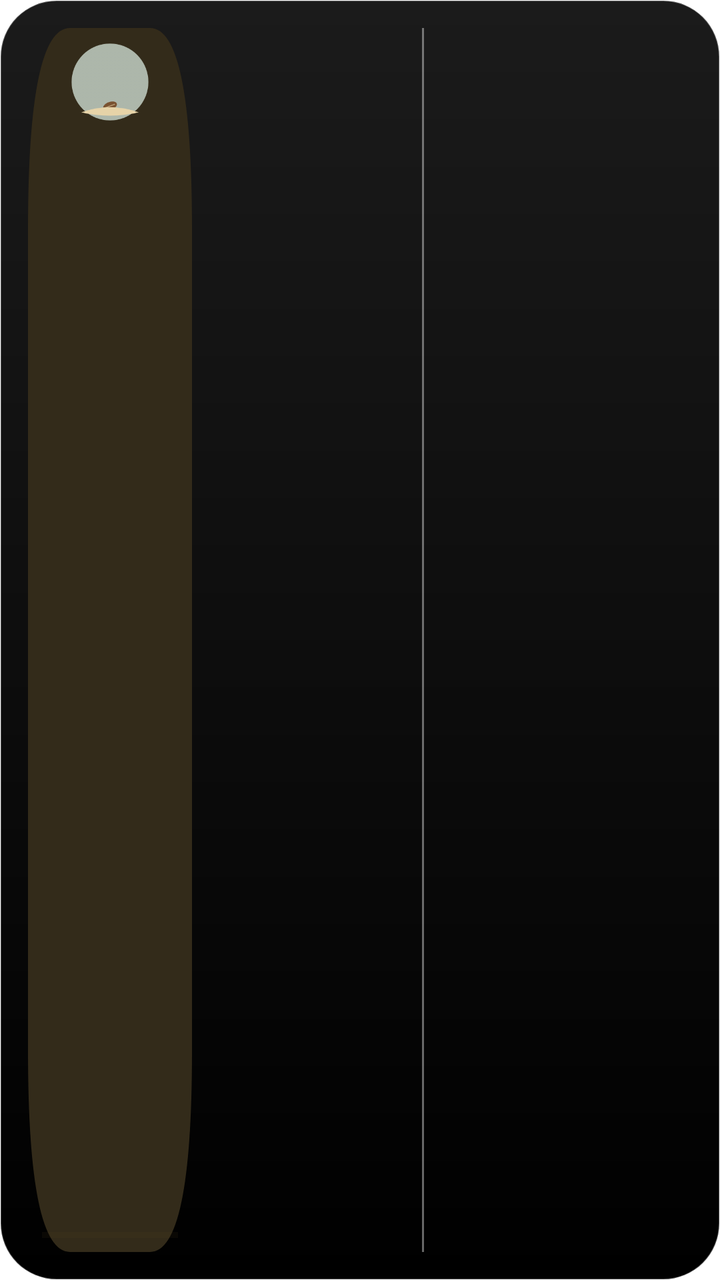
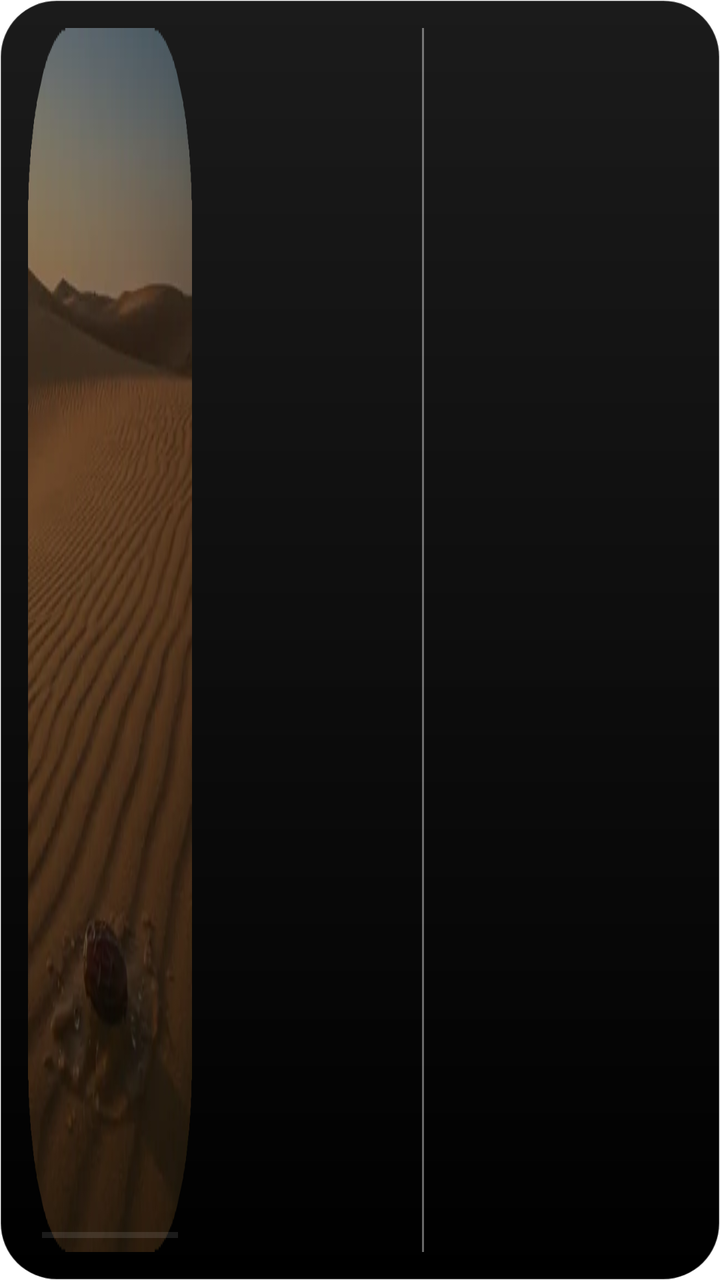

Screens rendered from an Android XML layout before and after an edit, with the pre-edit source and the edit as a unified diff.
<!-- AndroidManifest.xml: fallback theme Theme.MaterialComponents.DayNight.NoActionBar -->
<!-- res/layout/reading_plan_widget.xml -->
<?xml version="1.0" encoding="utf-8"?>
<FrameLayout xmlns:android="http://schemas.android.com/apk/res/android" android:id="@+id/plan_widget_root" android:layout_width="match_parent" android:layout_height="match_parent" android:background="@drawable/prayer_widget_background" android:padding="14dp">
 <LinearLayout android:id="@+id/plan_content" android:layout_width="match_parent" android:layout_height="match_parent" android:orientation="horizontal" android:baselineAligned="false">
  <LinearLayout android:layout_width="0dp" android:layout_weight="27" android:layout_height="match_parent" android:orientation="vertical" android:gravity="center" android:background="@drawable/reading_plan_book" android:padding="7dp">
   <ImageView android:id="@+id/plan_palm" android:layout_width="40dp" android:layout_height="40dp" android:src="@drawable/reading_plan_palm_0" android:scaleType="fitCenter" />
   <TextView android:id="@+id/plan_achieved" android:layout_width="match_parent" android:layout_height="0dp" android:textColor="#FFFFFF" android:textSize="48sp" android:gravity="center" android:maxLines="1" android:includeFontPadding="false" android:autoSizeTextType="uniform" android:autoSizeMinTextSize="10sp" android:autoSizeMaxTextSize="48sp" android:autoSizeStepGranularity="1sp" android:layout_weight="1" android:fontFamily="sans-serif-light" android:fontFeatureSettings="tnum"/>
   <TextView android:id="@+id/plan_target" android:layout_width="match_parent" android:layout_height="wrap_content" android:textColor="#FFFFFF" android:textSize="17sp" android:gravity="center" android:maxLines="1" android:includeFontPadding="false" android:autoSizeTextType="uniform" android:autoSizeMinTextSize="10sp" android:autoSizeMaxTextSize="17sp" android:autoSizeStepGranularity="1sp" android:layoutDirection="ltr" android:textDirection="ltr"/>
   <TextView android:id="@+id/plan_unit" android:layout_width="match_parent" android:layout_height="wrap_content" android:textColor="#FFFFFF" android:textSize="11sp" android:gravity="center" android:maxLines="1" android:includeFontPadding="false" android:autoSizeTextType="uniform" android:autoSizeMinTextSize="10sp" android:autoSizeMaxTextSize="11sp" android:autoSizeStepGranularity="1sp" android:layout_marginTop="3dp"/>
   <ProgressBar android:id="@+id/plan_progress" style="?android:attr/progressBarStyleHorizontal" android:layout_width="match_parent" android:layout_height="3dp" android:layout_marginTop="10dp" android:progressTint="#EBC776" android:progressBackgroundTint="#665B4521" android:max="100" />
  </LinearLayout>
  <LinearLayout android:layout_width="0dp" android:layout_weight="32" android:layout_height="match_parent" android:layout_marginHorizontal="9dp" android:orientation="vertical" android:gravity="center">
   <TextView android:id="@+id/plan_title" android:layout_width="match_parent" android:layout_height="0dp" android:textColor="#FFFFFF" android:textSize="22sp" android:gravity="center" android:maxLines="2" android:includeFontPadding="false" android:autoSizeTextType="uniform" android:autoSizeMinTextSize="10sp" android:autoSizeMaxTextSize="22sp" android:autoSizeStepGranularity="1sp" android:layout_weight="1"/>
   <TextView android:id="@+id/plan_remaining_label" android:layout_width="match_parent" android:layout_height="wrap_content" android:textColor="#FFFFFF" android:textSize="13sp" android:gravity="center" android:maxLines="1" android:includeFontPadding="false" android:autoSizeTextType="uniform" android:autoSizeMinTextSize="10sp" android:autoSizeMaxTextSize="13sp" android:autoSizeStepGranularity="1sp" android:layout_marginTop="6dp"/>
   <TextView android:id="@+id/plan_remaining" android:layout_width="match_parent" android:layout_height="wrap_content" android:textColor="#FFFFFF" android:textSize="28sp" android:gravity="center" android:maxLines="1" android:includeFontPadding="false" android:autoSizeTextType="uniform" android:autoSizeMinTextSize="10sp" android:autoSizeMaxTextSize="28sp" android:autoSizeStepGranularity="1sp" android:textStyle="bold" android:layout_marginTop="3dp" android:fontFeatureSettings="tnum"/>
   <TextView android:id="@+id/plan_remaining_unit" android:layout_width="match_parent" android:layout_height="wrap_content" android:textColor="#FFFFFF" android:textSize="11sp" android:gravity="center" android:maxLines="1" android:includeFontPadding="false" android:autoSizeTextType="uniform" android:autoSizeMinTextSize="10sp" android:autoSizeMaxTextSize="11sp" android:autoSizeStepGranularity="1sp" android:layout_marginTop="3dp"/>
  </LinearLayout>
  <TextView android:layout_width="1dp" android:layout_height="match_parent" android:background="#66FFFFFF" android:importantForAccessibility="no"/>
  <LinearLayout android:id="@+id/plan_prayers" android:layout_width="0dp" android:layout_weight="41" android:layout_height="match_parent" android:layout_marginStart="9dp" android:orientation="vertical">
   <TextView android:id="@+id/plan_prayer_heading" android:layout_width="match_parent" android:layout_height="wrap_content" android:textColor="#FFFFFF" android:textSize="12sp" android:gravity="start" android:maxLines="1" android:includeFontPadding="false" android:autoSizeTextType="uniform" android:autoSizeMinTextSize="10sp" android:autoSizeMaxTextSize="12sp" android:autoSizeStepGranularity="1sp" android:layout_marginBottom="4dp"/>
   <LinearLayout android:layout_width="match_parent" android:layout_height="0dp" android:layout_weight="1" android:orientation="horizontal" android:gravity="center_vertical">
 <TextView android:id="@+id/plan_fajr_name" android:layout_width="0dp" android:layout_height="match_parent" android:layout_weight="1" android:gravity="center_vertical|start" android:textColor="#FFFFFF" android:textSize="14sp" android:maxLines="1" android:autoSizeTextType="uniform" android:autoSizeMinTextSize="10sp" android:autoSizeMaxTextSize="14sp" android:autoSizeStepGranularity="1sp"/>
 <TextView android:id="@+id/plan_fajr_value" android:layout_width="28dp" android:layout_height="match_parent" android:gravity="center_vertical|end" android:layoutDirection="ltr" android:textDirection="ltr" android:textColor="#EBC776" android:textSize="14sp" android:maxLines="1" android:fontFeatureSettings="tnum" android:autoSizeTextType="uniform" android:autoSizeMinTextSize="10sp" android:autoSizeMaxTextSize="14sp" android:autoSizeStepGranularity="1sp"/>
 </LinearLayout><LinearLayout android:layout_width="match_parent" android:layout_height="0dp" android:layout_weight="1" android:orientation="horizontal" android:gravity="center_vertical">
 <TextView android:id="@+id/plan_dhuhr_name" android:layout_width="0dp" android:layout_height="match_parent" android:layout_weight="1" android:gravity="center_vertical|start" android:textColor="#FFFFFF" android:textSize="14sp" android:maxLines="1" android:autoSizeTextType="uniform" android:autoSizeMinTextSize="10sp" android:autoSizeMaxTextSize="14sp" android:autoSizeStepGranularity="1sp"/>
 <TextView android:id="@+id/plan_dhuhr_value" android:layout_width="28dp" android:layout_height="match_parent" android:gravity="center_vertical|end" android:layoutDirection="ltr" android:textDirection="ltr" android:textColor="#EBC776" android:textSize="14sp" android:maxLines="1" android:fontFeatureSettings="tnum" android:autoSizeTextType="uniform" android:autoSizeMinTextSize="10sp" android:autoSizeMaxTextSize="14sp" android:autoSizeStepGranularity="1sp"/>
 </LinearLayout><LinearLayout android:layout_width="match_parent" android:layout_height="0dp" android:layout_weight="1" android:orientation="horizontal" android:gravity="center_vertical">
 <TextView android:id="@+id/plan_asr_name" android:layout_width="0dp" android:layout_height="match_parent" android:layout_weight="1" android:gravity="center_vertical|start" android:textColor="#FFFFFF" android:textSize="14sp" android:maxLines="1" android:autoSizeTextType="uniform" android:autoSizeMinTextSize="10sp" android:autoSizeMaxTextSize="14sp" android:autoSizeStepGranularity="1sp"/>
 <TextView android:id="@+id/plan_asr_value" android:layout_width="28dp" android:layout_height="match_parent" android:gravity="center_vertical|end" android:layoutDirection="ltr" android:textDirection="ltr" android:textColor="#EBC776" android:textSize="14sp" android:maxLines="1" android:fontFeatureSettings="tnum" android:autoSizeTextType="uniform" android:autoSizeMinTextSize="10sp" android:autoSizeMaxTextSize="14sp" android:autoSizeStepGranularity="1sp"/>
 </LinearLayout><LinearLayout android:layout_width="match_parent" android:layout_height="0dp" android:layout_weight="1" android:orientation="horizontal" android:gravity="center_vertical">
 <TextView android:id="@+id/plan_maghrib_name" android:layout_width="0dp" android:layout_height="match_parent" android:layout_weight="1" android:gravity="center_vertical|start" android:textColor="#FFFFFF" android:textSize="14sp" android:maxLines="1" android:autoSizeTextType="uniform" android:autoSizeMinTextSize="10sp" android:autoSizeMaxTextSize="14sp" android:autoSizeStepGranularity="1sp"/>
 <TextView android:id="@+id/plan_maghrib_value" android:layout_width="28dp" android:layout_height="match_parent" android:gravity="center_vertical|end" android:layoutDirection="ltr" android:textDirection="ltr" android:textColor="#EBC776" android:textSize="14sp" android:maxLines="1" android:fontFeatureSettings="tnum" android:autoSizeTextType="uniform" android:autoSizeMinTextSize="10sp" android:autoSizeMaxTextSize="14sp" android:autoSizeStepGranularity="1sp"/>
 </LinearLayout><LinearLayout android:layout_width="match_parent" android:layout_height="0dp" android:layout_weight="1" android:orientation="horizontal" android:gravity="center_vertical">
 <TextView android:id="@+id/plan_isha_name" android:layout_width="0dp" android:layout_height="match_parent" android:layout_weight="1" android:gravity="center_vertical|start" android:textColor="#FFFFFF" android:textSize="14sp" android:maxLines="1" android:autoSizeTextType="uniform" android:autoSizeMinTextSize="10sp" android:autoSizeMaxTextSize="14sp" android:autoSizeStepGranularity="1sp"/>
 <TextView android:id="@+id/plan_isha_value" android:layout_width="28dp" android:layout_height="match_parent" android:gravity="center_vertical|end" android:layoutDirection="ltr" android:textDirection="ltr" android:textColor="#EBC776" android:textSize="14sp" android:maxLines="1" android:fontFeatureSettings="tnum" android:autoSizeTextType="uniform" android:autoSizeMinTextSize="10sp" android:autoSizeMaxTextSize="14sp" android:autoSizeStepGranularity="1sp"/>
 </LinearLayout>
   <TextView android:id="@+id/plan_page_unit" android:layout_width="match_parent" android:layout_height="wrap_content" android:textColor="#FFFFFF" android:textSize="10sp" android:gravity="end" android:maxLines="1" android:includeFontPadding="false" android:ellipsize="end" android:layout_marginTop="3dp"/>
  </LinearLayout>
 </LinearLayout>
 <TextView android:id="@+id/plan_empty" android:layout_width="match_parent" android:layout_height="match_parent" android:textColor="#FFFFFF" android:textSize="16sp" android:gravity="center_vertical|start" android:maxLines="3" android:includeFontPadding="false" android:autoSizeTextType="uniform" android:autoSizeMinTextSize="10sp" android:autoSizeMaxTextSize="16sp" android:autoSizeStepGranularity="1sp" android:visibility="gone"/>
</FrameLayout>
<!-- resources referenced by this layout -->
<resources>
  <!-- drawable prayer_widget_background (drawable) -->
  <?xml version="1.0" encoding="utf-8"?>
  <shape xmlns:android="http://schemas.android.com/apk/res/android" android:shape="rectangle">
      <corners android:radius="28dp" />
      <gradient android:startColor="#1B1B1B" android:endColor="#000000" android:angle="270" />
      <stroke android:width="0.5dp" android:color="#4DFFFFFF" />
  </shape>
  <!-- drawable reading_plan_book (drawable) -->
  <?xml version="1.0" encoding="utf-8"?>
  <vector xmlns:android="http://schemas.android.com/apk/res/android" android:width="90dp" android:height="140dp" android:viewportWidth="90" android:viewportHeight="140">
   <path android:fillColor="#332B1A" android:pathData="M23,0 H67 Q90,0 90,23 V117 Q90,140 67,140 H23 Q0,140 0,117 V23 Q0,0 23,0 Z"/>
  </vector>
  <!-- drawable reading_plan_palm_0: png bitmap (drawable-nodpi, 5910 bytes) -->
</resources>

<!-- the commit's change to res/layout/reading_plan_widget.xml (unified diff, before → after) -->
@@ -1,13 +1,15 @@
 <?xml version="1.0" encoding="utf-8"?>
 <FrameLayout xmlns:android="http://schemas.android.com/apk/res/android" android:id="@+id/plan_widget_root" android:layout_width="match_parent" android:layout_height="match_parent" android:background="@drawable/prayer_widget_background" android:padding="14dp">
  <LinearLayout android:id="@+id/plan_content" android:layout_width="match_parent" android:layout_height="match_parent" android:orientation="horizontal" android:baselineAligned="false">
-  <LinearLayout android:layout_width="0dp" android:layout_weight="27" android:layout_height="match_parent" android:orientation="vertical" android:gravity="center" android:background="@drawable/reading_plan_book" android:padding="7dp">
-   <ImageView android:id="@+id/plan_palm" android:layout_width="40dp" android:layout_height="40dp" android:src="@drawable/reading_plan_palm_0" android:scaleType="fitCenter" />
-   <TextView android:id="@+id/plan_achieved" android:layout_width="match_parent" android:layout_height="0dp" android:textColor="#FFFFFF" android:textSize="48sp" android:gravity="center" android:maxLines="1" android:includeFontPadding="false" android:autoSizeTextType="uniform" android:autoSizeMinTextSize="10sp" android:autoSizeMaxTextSize="48sp" android:autoSizeStepGranularity="1sp" android:layout_weight="1" android:fontFamily="sans-serif-light" android:fontFeatureSettings="tnum"/>
-   <TextView android:id="@+id/plan_target" android:layout_width="match_parent" android:layout_height="wrap_content" android:textColor="#FFFFFF" android:textSize="17sp" android:gravity="center" android:maxLines="1" android:includeFontPadding="false" android:autoSizeTextType="uniform" android:autoSizeMinTextSize="10sp" android:autoSizeMaxTextSize="17sp" android:autoSizeStepGranularity="1sp" android:layoutDirection="ltr" android:textDirection="ltr"/>
-   <TextView android:id="@+id/plan_unit" android:layout_width="match_parent" android:layout_height="wrap_content" android:textColor="#FFFFFF" android:textSize="11sp" android:gravity="center" android:maxLines="1" android:includeFontPadding="false" android:autoSizeTextType="uniform" android:autoSizeMinTextSize="10sp" android:autoSizeMaxTextSize="11sp" android:autoSizeStepGranularity="1sp" android:layout_marginTop="3dp"/>
-   <ProgressBar android:id="@+id/plan_progress" style="?android:attr/progressBarStyleHorizontal" android:layout_width="match_parent" android:layout_height="3dp" android:layout_marginTop="10dp" android:progressTint="#EBC776" android:progressBackgroundTint="#665B4521" android:max="100" />
+  <FrameLayout android:layout_width="0dp" android:layout_weight="27" android:layout_height="match_parent">
+  <ImageView android:id="@+id/plan_palm_bg" android:layout_width="match_parent" android:layout_height="match_parent" android:src="@drawable/reading_plan_palm_bg_0" android:scaleType="fitXY" />
+  <LinearLayout android:layout_width="match_parent" android:layout_height="match_parent" android:orientation="vertical" android:gravity="center" android:padding="7dp">
+   <TextView android:id="@+id/plan_achieved" android:shadowColor="#B3000000" android:shadowRadius="6" android:shadowDx="0" android:shadowDy="1" android:layout_width="match_parent" android:layout_height="0dp" android:textColor="#FFFFFF" android:textSize="48sp" android:gravity="center" android:maxLines="1" android:includeFontPadding="false" android:autoSizeTextType="uniform" android:autoSizeMinTextSize="10sp" android:autoSizeMaxTextSize="48sp" android:autoSizeStepGranularity="1sp" android:layout_weight="1" android:fontFamily="sans-serif-light" android:fontFeatureSettings="tnum"/>
+   <TextView android:id="@+id/plan_target" android:shadowColor="#B3000000" android:shadowRadius="6" android:shadowDx="0" android:shadowDy="1" android:layout_width="match_parent" android:layout_height="wrap_content" android:textColor="#FFFFFF" android:textSize="17sp" android:gravity="center" android:maxLines="1" android:includeFontPadding="false" android:autoSizeTextType="uniform" android:autoSizeMinTextSize="10sp" android:autoSizeMaxTextSize="17sp" android:autoSizeStepGranularity="1sp" android:layoutDirection="ltr" android:textDirection="ltr"/>
+   <TextView android:id="@+id/plan_unit" android:shadowColor="#B3000000" android:shadowRadius="6" android:shadowDx="0" android:shadowDy="1" android:layout_width="match_parent" android:layout_height="wrap_content" android:textColor="#FFFFFF" android:textSize="11sp" android:gravity="center" android:maxLines="1" android:includeFontPadding="false" android:autoSizeTextType="uniform" android:autoSizeMinTextSize="10sp" android:autoSizeMaxTextSize="11sp" android:autoSizeStepGranularity="1sp" android:layout_marginTop="3dp"/>
+   <ProgressBar android:id="@+id/plan_progress" style="?android:attr/progressBarStyleHorizontal" android:layout_width="match_parent" android:layout_height="3dp" android:layout_marginTop="10dp" android:progressTint="#EBC776" android:progressBackgroundTint="#66FFFFFF" android:max="100" />
   </LinearLayout>
+  </FrameLayout>
   <LinearLayout android:layout_width="0dp" android:layout_weight="32" android:layout_height="match_parent" android:layout_marginHorizontal="9dp" android:orientation="vertical" android:gravity="center">
    <TextView android:id="@+id/plan_title" android:layout_width="match_parent" android:layout_height="0dp" android:textColor="#FFFFFF" android:textSize="22sp" android:gravity="center" android:maxLines="2" android:includeFontPadding="false" android:autoSizeTextType="uniform" android:autoSizeMinTextSize="10sp" android:autoSizeMaxTextSize="22sp" android:autoSizeStepGranularity="1sp" android:layout_weight="1"/>
    <TextView android:id="@+id/plan_remaining_label" android:layout_width="match_parent" android:layout_height="wrap_content" android:textColor="#FFFFFF" android:textSize="13sp" android:gravity="center" android:maxLines="1" android:includeFontPadding="false" android:autoSizeTextType="uniform" android:autoSizeMinTextSize="10sp" android:autoSizeMaxTextSize="13sp" android:autoSizeStepGranularity="1sp" android:layout_marginTop="6dp"/>
<!-- resource entries referenced after the edit -->
@@ -7,11 +7,6 @@
       <gradient android:startColor="#1B1B1B" android:endColor="#000000" android:angle="270" />
       <stroke android:width="0.5dp" android:color="#4DFFFFFF" />
   </shape>
-  <!-- drawable reading_plan_book (drawable) -->
-  <?xml version="1.0" encoding="utf-8"?>
-  <vector xmlns:android="http://schemas.android.com/apk/res/android" android:width="90dp" android:height="140dp" android:viewportWidth="90" android:viewportHeight="140">
-   <path android:fillColor="#332B1A" android:pathData="M23,0 H67 Q90,0 90,23 V117 Q90,140 67,140 H23 Q0,140 0,117 V23 Q0,0 23,0 Z"/>
-  </vector>
-  <!-- drawable reading_plan_palm_0: png bitmap (drawable-nodpi, 5910 bytes) -->
+  <!-- drawable reading_plan_palm_bg_0: webp bitmap (drawable-nodpi, 7386 bytes) -->
 </resources>
 
